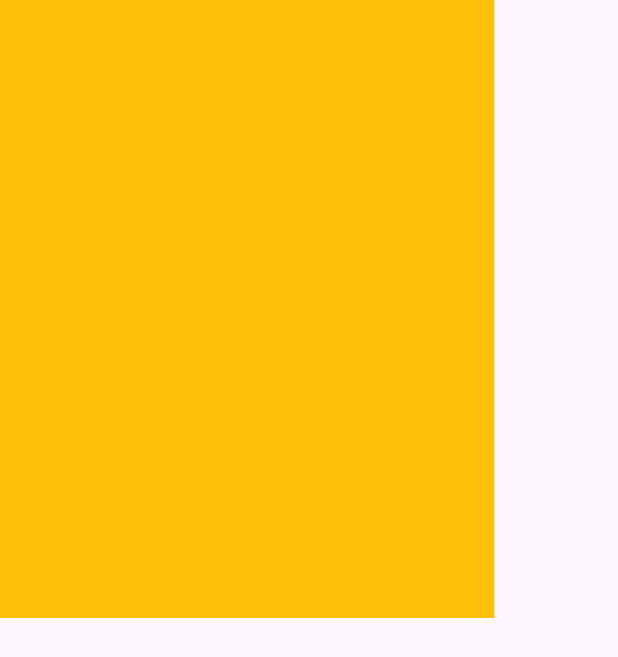
After one commit to abhay-kumar-LogiclyInfotech/SCO_v1, a Flutter app: the Test screen opened directly, on a phone screen of 412 x 824 dp. The commit adds this screen. Shown: the top 657 px of the screen. Run offline on Flutter 3.47's test engine with Material 3 defaults, Android fonts, the phone set to English and light mode, and no system bars; our stand-ins replace another_flushbar, carousel_slider, delightful_toast, flutter_svg, fluttertoast, get_it and 2 more; accounts and stored records are empty; generated files the repository leaves out were written again.

Commit message:
added mediaquery mixin

```diff
--- a/lib/utils/utils.dart
+++ b/lib/utils/utils.dart
@@ -0,0 +1,12 @@
+import 'package:flutter/material.dart';
+
+mixin MediaQueryMixin<T extends StatefulWidget> on State<T> {
+  double get screenWidth => MediaQuery.of(context).size.width;
+  double get screenHeight => MediaQuery.of(context).size.height;
+  Orientation get orientation => MediaQuery.of(context).orientation;
+  EdgeInsets get padding => MediaQuery.of(context).padding;
+  EdgeInsets get viewInsets => MediaQuery.of(context).viewInsets;
+
+  double get horizontalPadding => MediaQuery.of(context).padding.horizontal;
+  double get verticalPadding => MediaQuery.of(context).padding.vertical;
+}
--- /dev/null
+++ b/lib/view/test.dart
@@ -0,0 +1,25 @@
+import 'package:flutter/material.dart';
+import 'package:sco_v1/utils/utils.dart';
+
+class Test extends StatefulWidget {
+  const Test({super.key});
+
+  @override
+  State<Test> createState() => _TestState();
+}
+
+class _TestState extends State<Test> with MediaQueryMixin<Test> {
+  @override
+  Widget build(BuildContext context) {
+    return Scaffold(
+
+      body: Container(
+        height: screenHeight*0.5,
+        width: screenWidth*0.8,
+        padding: padding,
+        color: Colors.amber,
+      ),
+
+    );
+  }
+}
--- a/lib/viewModel/services/navigation_services.dart
+++ b/lib/viewModel/services/navigation_services.dart
@@ -22,9 +22,6 @@ class NavigationServices {
     "/splashView" : (context)=> const SplashView(),
     "/loginView" : (context)=> const LoginView(),
     "/mainView": (context)=> const MainView(),
-
-
-
   };
 
   //Creating getter to the routes of the application:
```
Also changed, not shown: lib/main.dart (+6 -7 lines), lib/resources/components/custom_about_organization_containers.dart (+4 -5 lines), lib/resources/components/custom_button.dart (+8 -3 lines), lib/resources/components/custom_text_field.dart (+4 -3 lines), lib/view/account_view.dart (+14 -14 lines), lib/view/authentication/login_view.dart (+18 -9 lines), lib/view/home_view.dart (+7 -119 lines).
